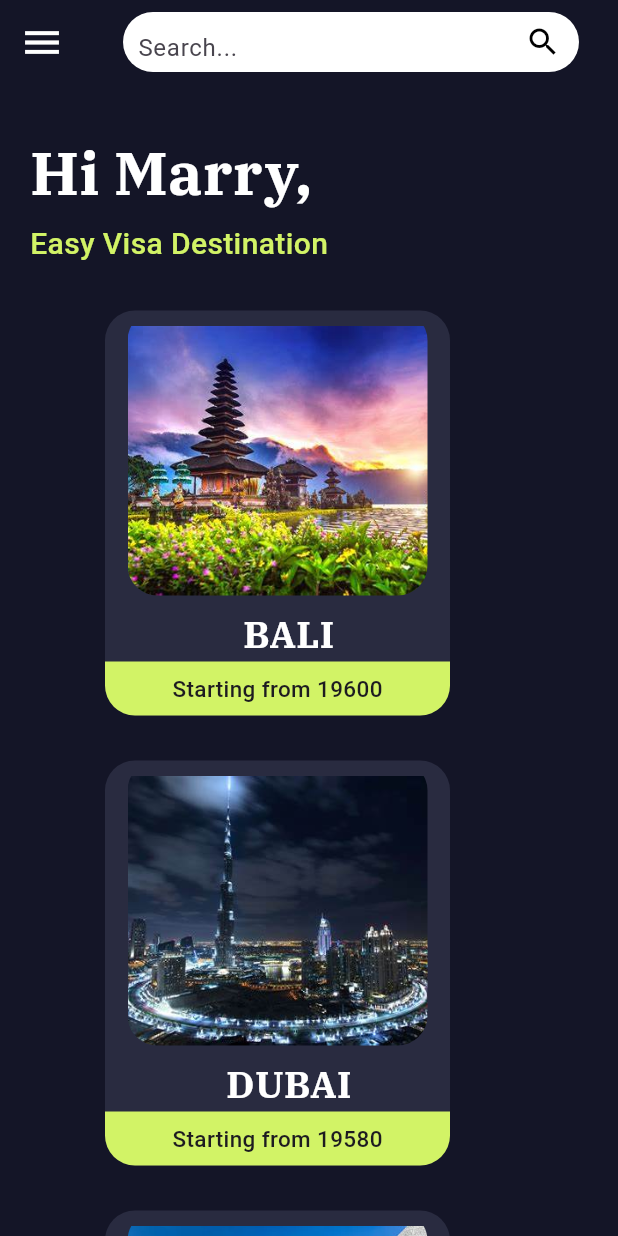
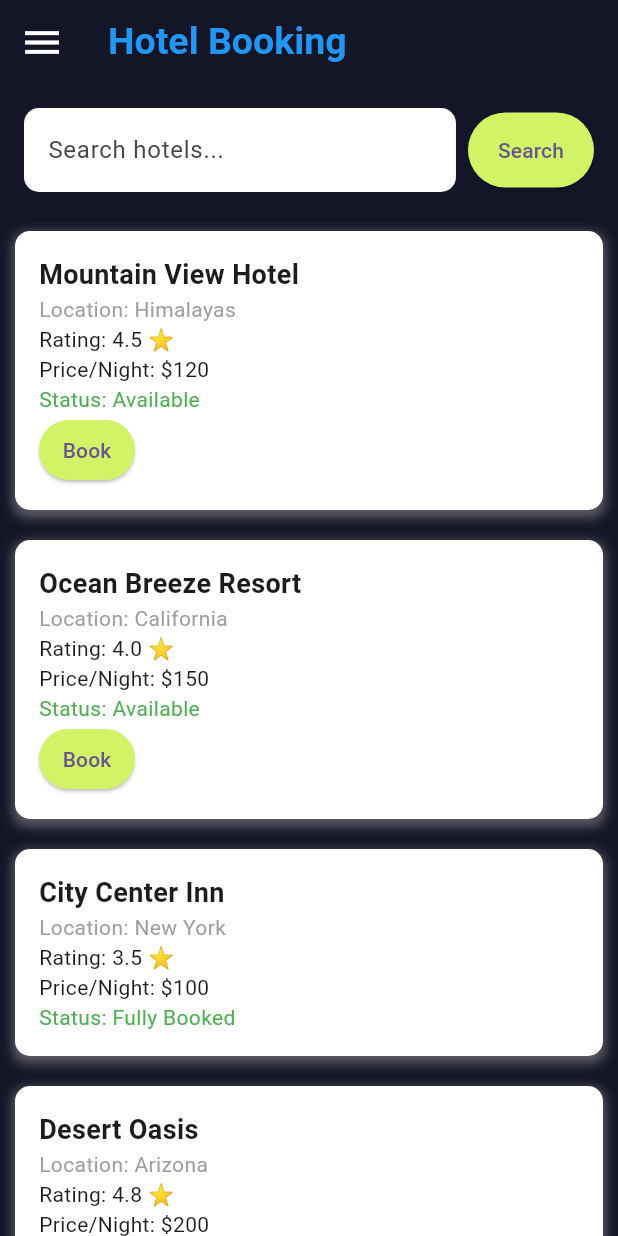
Before and after one commit to chakshit2004h/treckify, a Flutter app: the screen it shows after launch, on a phone screen of 412 x 824 dp. Run offline on Flutter 3.47's test engine with Material 3 defaults, Android fonts, the phone set to English and light mode, and no system bars; our stand-ins replace font_awesome_flutter.

Commit message:
Initial commit

```diff
--- a/lib/main.dart
+++ b/lib/main.dart
@@ -2,6 +2,7 @@ import 'package:flutter/material.dart';
 import 'package:treckify/pages/communities.dart';
 import 'package:treckify/pages/createcommunity.dart';
 import 'package:treckify/pages/home.dart';
+import 'package:treckify/pages/hotels.dart';
 import 'package:treckify/pages/john.dart';
 import 'package:treckify/pages/login.dart';
 import 'package:treckify/pages/signup.dart';
@@ -41,7 +42,7 @@ class MyApp extends StatelessWidget {
         colorScheme: ColorScheme.fromSeed(seedColor: Colors.deepPurple),
         useMaterial3: true,
       ),
-      home: Home(),
+      home: Hotels(),
     );
   }
 }
--- a/lib/pages/communities.dart
+++ b/lib/pages/communities.dart
@@ -1,6 +1,9 @@
 import 'package:flutter/material.dart';
 import 'package:treckify/pages/createcommunity.dart';
+import 'package:treckify/pages/hotels.dart';
 import 'package:treckify/pages/join.dart';
+import 'package:treckify/pages/travelbuddy.dart';
+import 'package:treckify/pages/travelguide.dart';
 
 import 'home.dart';
 
@@ -99,31 +102,24 @@ class _CommunitiesState extends State<Communities> {
               },
             ),
             ListTile(
-              leading: const Icon(Icons.feed, color: Colors.white),
-              title: const Text('Feed', style: TextStyle(color: Colors.white)),
-              onTap: () {
-                Navigator.pop(context); // Handle feed tap
-              },
-            ),
-            ListTile(
               leading: const Icon(Icons.person_pin_circle, color: Colors.white),
               title: const Text('Travel Buddy', style: TextStyle(color: Colors.white)),
               onTap: () {
-                Navigator.pop(context); // Handle travel buddy tap
+                Navigator.push(context, MaterialPageRoute(builder: (context) => TravelDialogBox())); // Handle travel buddy tap
               },
             ),
             ListTile(
               leading: const Icon(Icons.map, color: Colors.white),
               title: const Text('Travel Guide', style: TextStyle(color: Colors.white)),
               onTap: () {
-                Navigator.pop(context); // Handle travel guide tap
+                Navigator.push(context, MaterialPageRoute(builder: (context) => TravelGuide()));// Handle travel guide tap
               },
             ),
             ListTile(
               leading: const Icon(Icons.hotel, color: Colors.white),
               title: const Text('Hotels', style: TextStyle(color: Colors.white)),
               onTap: () {
-                Navigator.pop(context); // Handle hotels tap
+                Navigator.push(context, MaterialPageRoute(builder: (context) => Hotels())); // Handle hotels tap
               },
             ),
             ListTile(
--- a/lib/pages/home.dart
+++ b/lib/pages/home.dart
@@ -1,4 +1,5 @@
 import 'package:flutter/material.dart';
+import 'package:treckify/pages/hotels.dart';
 import 'package:treckify/pages/travelbuddy.dart';
 import 'package:treckify/pages/travelguide.dart';
 
@@ -124,13 +125,6 @@ class _HomeState extends State<Home> {
               },
             ),
             ListTile(
-              leading: const Icon(Icons.feed, color: Colors.white),
-              title: const Text('Feed', style: TextStyle(color: Colors.white)),
-              onTap: () {
-                Navigator.pop(context); // Handle feed tap
-              },
-            ),
-            ListTile(
               leading: const Icon(Icons.person_pin_circle, color: Colors.white),
               title: const Text('Travel Buddy', style: TextStyle(color: Colors.white)),
               onTap: () {
@@ -148,7 +142,7 @@ class _HomeState extends State<Home> {
               leading: const Icon(Icons.hotel, color: Colors.white),
               title: const Text('Hotels', style: TextStyle(color: Colors.white)),
               onTap: () {
-                Navigator.pop(context); // Handle hotels tap
+                Navigator.push(context, MaterialPageRoute(builder: (context) => Hotels())); // Handle hotels tap
               },
             ),
             ListTile(
--- /dev/null
+++ b/lib/pages/hotels.dart
@@ -0,0 +1,253 @@
+import 'package:flutter/material.dart';
+import 'package:treckify/pages/travelbuddy.dart';
+import 'package:treckify/pages/travelguide.dart';
+import 'communities.dart';
+import 'home.dart';
+
+class Hotels extends StatefulWidget {
+  const Hotels({super.key});
+
+  @override
+  State<Hotels> createState() => _HotelsState();
+}
+
+class _HotelsState extends State<Hotels> {
+  final GlobalKey<ScaffoldState> _scaffoldKey = GlobalKey<ScaffoldState>();
+  final TextEditingController _searchController = TextEditingController(); // Controller for search input
+
+  // Sample hotel data
+  final List<Map<String, dynamic>> _hotels = [
+    {
+      'name': 'Mountain View Hotel',
+      'location': 'Himalayas',
+      'rating': 4.5,
+      'price': 120,
+      'status': 'Available',
+    },
+    {
+      'name': 'Ocean Breeze Resort',
+      'location': 'California',
+      'rating': 4.0,
+      'price': 150,
+      'status': 'Available',
+    },
+    {
+      'name': 'City Center Inn',
+      'location': 'New York',
+      'rating': 3.5,
+      'price': 100,
+      'status': 'Fully Booked',
+    },
+    {
+      'name': 'Desert Oasis',
+      'location': 'Arizona',
+      'rating': 4.8,
+      'price': 200,
+      'status': 'Available',
+    },
+    {
+      'name': 'Countryside Cottage',
+      'location': 'Texas',
+      'rating': 4.2,
+      'price': 90,
+      'status': 'Available',
+    },
+  ];
+
+  @override
+  Widget build(BuildContext context) {
+    return Scaffold(
+      key: _scaffoldKey,
+      appBar: AppBar(
+        leading: Builder(
+          builder: (context) => IconButton(
+            onPressed: () {
+              Scaffold.of(context).openDrawer();
+            },
+            icon: const Icon(Icons.menu, color: Colors.white, size: 30),
+          ),
+        ),
+        backgroundColor: const Color(0xFF141527),
+        title: const Text(
+          "Hotel Booking",
+          style: TextStyle(fontSize: 25, color: Colors.blue, fontWeight: FontWeight.bold),
+        ),
+      ),
+      drawer: Drawer(
+        backgroundColor: const Color(0xFF292B40),
+        child: ListView(
+          padding: EdgeInsets.zero,
+          children: <Widget>[
+            const DrawerHeader(
+              decoration: BoxDecoration(
+                color: Color(0xFF292B40),
+              ),
+              child: Row(
+                children: [
+                  Icon(Icons.account_circle_sharp, size: 120, color: Colors.white),
+                  SizedBox(width: 20),
+                  Text(
+                    "Marry",
+                    style: TextStyle(fontSize: 35, fontWeight: FontWeight.bold, color: Colors.white, fontFamily: "ibm"),
+                  )
+                ],
+              ),
+            ),
+            ListTile(
+              leading: const Icon(Icons.home, color: Colors.white),
+              title: const Text('Home', style: TextStyle(color: Colors.white)),
+              onTap: () {
+                Navigator.push(context, MaterialPageRoute(builder: (context) => Home()));
+              },
+            ),
+            ListTile(
+              leading: const Icon(Icons.group, color: Colors.white),
+              title: const Text('Communities', style: TextStyle(color: Colors.white)),
+              onTap: () {
+                Navigator.push(context, MaterialPageRoute(builder: (context) => Communities()));
+              },
+            ),
+            ListTile(
+              leading: const Icon(Icons.person_pin_circle, color: Colors.white),
+              title: const Text('Travel Buddy', style: TextStyle(color: Colors.white)),
+              onTap: () {
+                Navigator.push(context, MaterialPageRoute(builder: (context) => TravelDialogBox()));
+              },
+            ),
+            ListTile(
+              leading: const Icon(Icons.map, color: Colors.white),
+              title: const Text('Travel Guide', style: TextStyle(color: Colors.white)),
+              onTap: () {
+                Navigator.push(context, MaterialPageRoute(builder: (context) => TravelGuide()));
+              },
+            ),
+            ListTile(
+              leading: const Icon(Icons.hotel, color: Colors.white),
+              title: const Text('Hotels', style: TextStyle(color: Colors.white)),
+              onTap: () {
+                Navigator.push(context, MaterialPageRoute(builder: (context) => Hotels()));
+              },
+            ),
+            ListTile(
+              leading: const Icon(Icons.info, color: Colors.white),
+              title: const Text('About', style: TextStyle(color: Colors.white)),
+              onTap: () {
+                Navigator.pop(context);
+              },
+            ),
+          ],
+        ),
+      ),
+      body: ConstrainedBox(
+        constraints: BoxConstraints(
+          minHeight: MediaQuery.of(context).size.height,
+        ),
+        child: Container(
+          width: double.infinity,
+          color: const Color(0xFF141527),
+          child: Column(
+            children: [
+              Padding(
+                padding: const EdgeInsets.all(16.0),
+                child: Row(
+                  children: [
+                    Expanded(
+                      child: TextField(
+                        controller: _searchController,
+                        decoration: InputDecoration(
+                          hintText: 'Search hotels...',
+                          fillColor: Colors.white,
+                          filled: true,
+                          border: OutlineInputBorder(
+                            borderRadius: BorderRadius.circular(10),
+                            borderSide: BorderSide.none,
+                          ),
+                        ),
+                      ),
+                    ),
+                    const SizedBox(width: 8),
+                    ElevatedButton(
+                      onPressed: () {
+                        // Handle search action
+                        String query = _searchController.text;
+                        // Implement search logic here
+                      },
+                      style: ElevatedButton.styleFrom(
+                        backgroundColor: const Color(0xFFD2F366), // Button color
+                        padding: const EdgeInsets.symmetric(horizontal: 20, vertical: 15),
+                      ),
+                      child: const Text('Search'),
+                    ),
+                  ],
+                ),
+              ),
+              Expanded(
+                child: ListView.builder(
+                  itemCount: _hotels.length,
+                  itemBuilder: (context, index) {
+                    final hotel = _hotels[index];
+                    return Container(
+                      margin: const EdgeInsets.all(10),
+                      padding: const EdgeInsets.all(16),
+                      decoration: BoxDecoration(
+                        color: Colors.white,
+                        borderRadius: BorderRadius.circular(10),
+                        boxShadow: [
+                          BoxShadow(
+                            color: Colors.grey.withOpacity(0.5),
+                            spreadRadius: 2,
+                            blurRadius: 5,
+                            offset: const Offset(0, 3),
+                          ),
+                        ],
+                      ),
+                      child: Column(
+                        crossAxisAlignment: CrossAxisAlignment.start,
+                        children: [
+                          Text(
+                            hotel['name'],
+                            style: const TextStyle(fontSize: 18, fontWeight: FontWeight.bold),
+                          ),
+                          Text(
+                            'Location: ${hotel['location']}',
+                            style: const TextStyle(fontSize: 14, color: Colors.grey),
+                          ),
+                          Text(
+                            'Rating: ${hotel['rating']} ⭐',
+                            style: const TextStyle(fontSize: 14),
+                          ),
+                          Text(
+                            'Price/Night: \$${hotel['price']}',
+                            style: const TextStyle(fontSize: 14),
+                          ),
+                          Text(
+                            'Status: ${hotel['status']}',
+                            style: const TextStyle(fontSize: 14, color: Colors.green),
+                          ),
+                          if (hotel['status'] == 'Available')
+                            ElevatedButton(
+                              onPressed: () {
+                                // Handle booking action
+                                ScaffoldMessenger.of(context).showSnackBar(
+                                  SnackBar(content: Text('Booking ${hotel['name']}...')),
+                                );
+                              },
+                              style: ElevatedButton.styleFrom(
+                                backgroundColor: Color(0xFFD2F366), // Button color
+                                padding: const EdgeInsets.symmetric(vertical: 10),
+                              ),
+                              child: const Text('Book'),
+                            ),
+                        ],
+                      ),
+                    );
+                  },
+                ),
+              ),
+            ],
+          ),
+        ),
+      ),
+    );
+  }
+}
--- a/lib/pages/join.dart
+++ b/lib/pages/join.dart
@@ -1,4 +1,5 @@
 import 'package:flutter/material.dart';
+import 'package:treckify/pages/communities.dart';
 
 class Join_community extends StatefulWidget {
   const Join_community({super.key});
@@ -43,14 +44,19 @@ class _Join_communityState extends State<Join_community> {
                     const SizedBox(width: 20,),
                     const Text("Backapckers United",style: TextStyle(fontSize: 20,color: Colors.white,fontWeight: FontWeight.bold,fontFamily: "ibm"),),
                     const SizedBox(width: 20,),
-                    Container(
-                      width: 60,
-                      height: 30,
-                      decoration: BoxDecoration(
-                        color: const Color(0xFFD2F366),
-                        borderRadius: BorderRadius.circular(10),
+                    GestureDetector(
+                      onTap: (){
+                        Navigator.push(context, MaterialPageRoute(builder: (context) => Communities()));
+                      },
+                      child: Container(
+                        width: 60,
+                        height: 30,
+                        decoration: BoxDecoration(
+                          color: const Color(0xFFD2F366),
+                          borderRadius: BorderRadius.circular(10),
+                        ),
+                        child: const Center(child: Text("Join",style: TextStyle(fontSize: 15,color: Colors.black,fontWeight: FontWeight.bold),),)
                       ),
-                      child: const Center(child: Text("Create",style: TextStyle(fontSize: 15,color: Colors.black,fontWeight: FontWeight.bold),),)
                     ),
                   ],
                 ),
```
